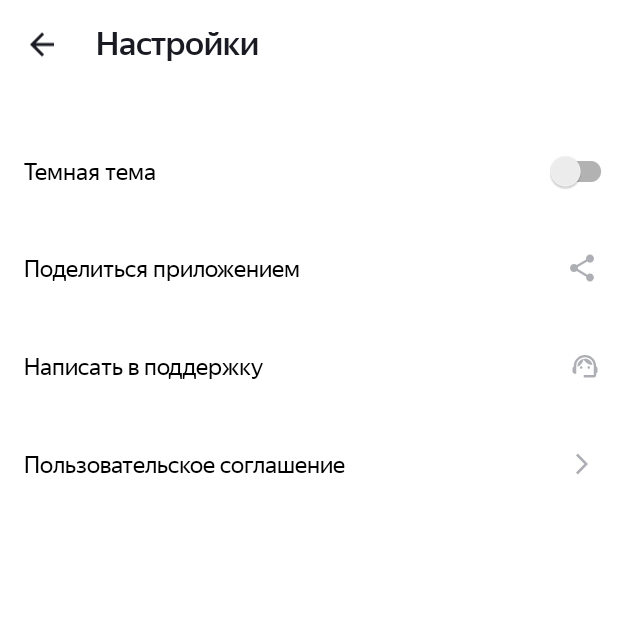
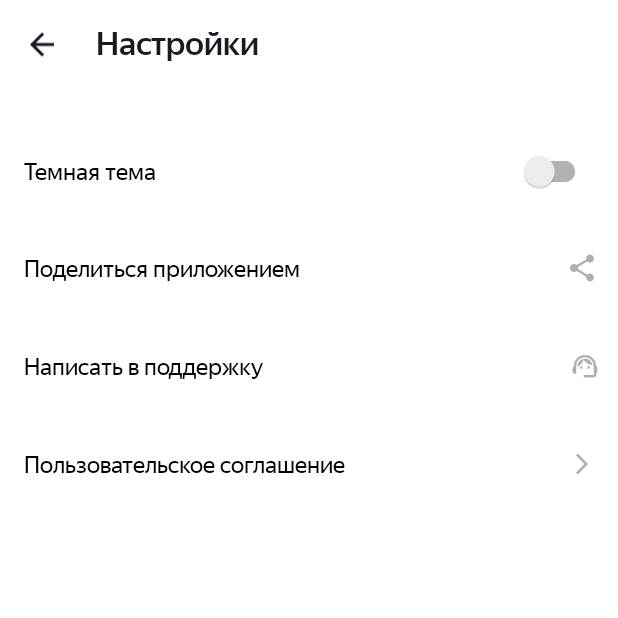
Before and after one commit to Nadezhda-Gurova/Playlist_Maker, an Android app: the SettingsActivity screen opened directly, with no data from a screen before it, on a phone screen of 412 x 824 dp, the top half of it. Run offline under Robolectric (Android 15) with nearby library versions, the phone set to English and light mode, and no system bars.

Commit message:
Исправила SwitchCompat в настройках: -  android:layout_width="match_parent"; -  android:layout_marginEnd="18dp"

```diff
--- a/app/src/main/res/layout/activity_settings.xml
+++ b/app/src/main/res/layout/activity_settings.xml
@@ -37,10 +37,11 @@
 
     <androidx.appcompat.widget.SwitchCompat
         android:id="@+id/black_theme"
-        android:layout_width="395dp"
+        android:layout_width="match_parent"
         android:layout_height="wrap_content"
         android:fontFamily="@font/ys_display_regular"
         android:paddingVertical="@dimen/padding_inside_container"
+        android:layout_marginEnd="18dp"
         android:text="@string/black_theme"
         android:textColor="@color/black"
         android:textSize="@dimen/text_size"
```
